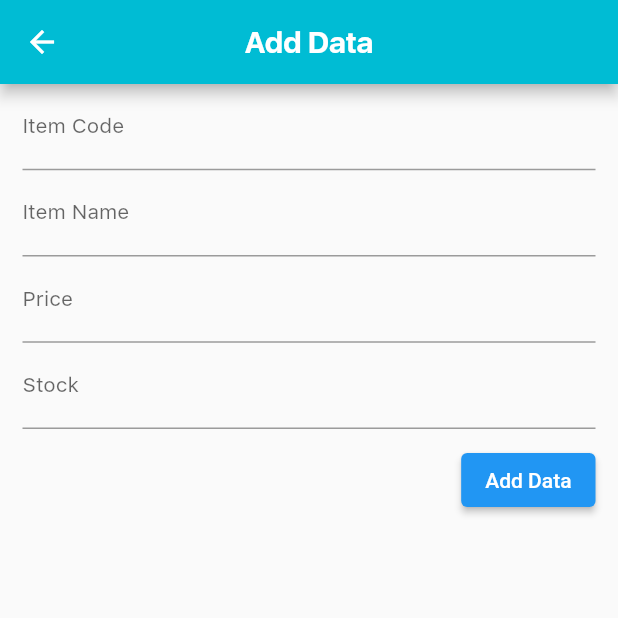
After one commit to ozaenzenzen/flutter-crud-mysql, a Flutter app: the HomePage screen opened directly, after a tap on the "add" icon, on a phone screen of 412 x 824 dp, the top half of it. The commit adds this screen. Run offline on Flutter 3.47's test engine with Material 2 defaults, Android fonts, the phone set to English and light mode, and no system bars; our stand-ins replace dio, get; network calls fail; project files that could hold a hidden picture were left out.

Commit message:
update ui screen

```diff
--- /dev/null
+++ b/lib/screens/addpage.dart
@@ -0,0 +1,99 @@
+import 'package:flutter/cupertino.dart';
+import 'package:flutter/material.dart';
+import 'package:flutter_crud_mysql_1/services/connect.dart';
+import 'package:get/get.dart';
+
+class AddPage extends StatefulWidget {
+  @override
+  _AddPageState createState() => _AddPageState();
+}
+
+class _AddPageState extends State<AddPage> {
+  Connect connect = Connect();
+  TextEditingController codeController = new TextEditingController();
+  TextEditingController nameController = new TextEditingController();
+  TextEditingController priceController = new TextEditingController();
+  TextEditingController stockController = new TextEditingController();
+
+  @override
+  Widget build(BuildContext context) {
+    return Scaffold(
+      appBar: AppBar(
+        backgroundColor: Colors.cyan,
+        centerTitle: true,
+        title: Text(
+          "Add Data",
+          style: TextStyle(
+            fontFamily: "SF UI",
+            fontWeight: FontWeight.bold,
+          ),
+        ),
+      ),
+      body: Container(
+        margin: EdgeInsets.symmetric(
+          horizontal: 15,
+        ),
+        child: Column(
+          crossAxisAlignment: CrossAxisAlignment.end,
+          children: [
+            TextField(
+              controller: codeController,
+              decoration: InputDecoration(
+                labelText: "Item Code",
+                labelStyle: TextStyle(
+                  fontFamily: "SF Text",
+                  fontSize: 14,
+                ),
+              ),
+            ),
+            TextField(
+              controller: nameController,
+              decoration: InputDecoration(
+                labelText: "Item Name",
+                labelStyle: TextStyle(
+                  fontFamily: "SF Text",
+                  fontSize: 14,
+                ),
+              ),
+            ),
+            TextField(
+              controller: priceController,
+              decoration: InputDecoration(
+                labelText: "Price",
+                labelStyle: TextStyle(
+                  fontFamily: "SF Text",
+                  fontSize: 14,
+                ),
+              ),
+            ),
+            TextField(
+              controller: stockController,
+              decoration: InputDecoration(
+                labelText: "Stock",
+                labelStyle: TextStyle(
+                  fontFamily: "SF Text",
+                  fontSize: 14,
+                ),
+              ),
+            ),
+            SizedBox(height: 10),
+            ElevatedButton(
+              onPressed: () {
+                setState(() {
+                  connect.addData(
+                    codeController.text,
+                    nameController.text,
+                    priceController.text,
+                    stockController.text,
+                  );
+                  Get.back();
+                });
+              },
+              child: Text("Add Data"),
+            ),
+          ],
+        ),
+      ),
+    );
+  }
+}
--- a/lib/screens/homepage.dart
+++ b/lib/screens/homepage.dart
@@ -1,5 +1,8 @@
 import 'package:flutter/material.dart';
+import 'package:flutter_crud_mysql_1/screens/addpage.dart';
 import 'package:flutter_crud_mysql_1/services/connect.dart';
+import 'package:flutter_crud_mysql_1/widget/home_item.dart';
+import 'package:get/get.dart';
 
 class HomePage extends StatefulWidget {
   @override
@@ -7,7 +10,14 @@ class HomePage extends StatefulWidget {
 }
 
 class _HomePageState extends State<HomePage> {
+  ScrollController scrollController = ScrollController();
   Connect connect = Connect();
+
+  @override
+  void initState() {
+    super.initState();
+  }
+
   @override
   Widget build(BuildContext context) {
     return Scaffold(
@@ -15,31 +25,38 @@ class _HomePageState extends State<HomePage> {
         title: Text(
           "Home Page",
           style: TextStyle(
-            fontFamily: "SF Compact",
+            fontFamily: "SF UI",
             fontSize: 22,
+            fontWeight: FontWeight.bold,
           ),
         ),
         backgroundColor: Colors.cyan,
         centerTitle: true,
         elevation: 0,
       ),
-      body: FutureBuilder<List>(
+      body: SingleChildScrollView(
+        child: Container(
+          margin: EdgeInsets.symmetric(
+            vertical: 10,
+            horizontal: 10,
+          ),
+          child: Column(
+            crossAxisAlignment: CrossAxisAlignment.end,
+            children: [
+              FutureBuilder<List>(
                 future: connect.getData(),
-        // future: connect.getData(),
                 builder: (context, snapshot) {
                   var data = snapshot.data;
                   if (snapshot.hasData == true) {
                     return ListView.builder(
+                      controller: scrollController,
+                      shrinkWrap: true,
+                      physics: ScrollPhysics(),
                       itemCount: (data == null) ? 0 : data.length,
                       itemBuilder: (context, index) {
-                return Container(
-                  margin: EdgeInsets.symmetric(vertical:10),
-                  height: 40,
-                  decoration: BoxDecoration(
-                    border: Border.all(),
-                    borderRadius: BorderRadius.circular(20),
-                  ),
-                  child: Text(data![index]['item_name']),
+                        return HomeItem(
+                          data: data,
+                          index: index,
                         );
                       },
                     );
@@ -54,6 +71,41 @@ class _HomePageState extends State<HomePage> {
                   }
                 },
               ),
+              // Container(
+              //   height: 30,
+              //   color: Colors.red,
+              // ),
+              // ElevatedButton(
+              //   onPressed: () {
+              //     AlertDialog alert = AlertDialog(
+              //       title: Text("Test"),
+              //       content: Text("Content"),
+              //       actions: [
+              //         TextButton(
+              //           onPressed: () {
+              //             Get.back();
+              //           },
+              //           child: Text("OK"),
+              //         ),
+              //       ],
+              //     );
+              //     showDialog(
+              //       context: context,
+              //       builder: (context) => alert,
+              //     );
+              //   },
+              //   child: Text("Add"),
+              // ),
+            ],
+          ),
+        ),
+      ),
+      floatingActionButton: FloatingActionButton(
+        onPressed: () {
+          Get.to(() => AddPage());
+        },
+        child: Icon(Icons.add),
+      ),
     );
   }
 }
--- a/lib/screens/loginpage.dart
+++ b/lib/screens/loginpage.dart
@@ -18,8 +18,9 @@ class _LoginPageState extends State<LoginPage> {
         title: Text(
           "Login Page",
           style: TextStyle(
-            fontFamily: "SF Compact",
+            fontFamily: "SF UI",
             fontSize: 22,
+            fontWeight: FontWeight.bold,
           ),
         ),
       ),
```
Lines whose indentation alone changed are shown as unchanged.
